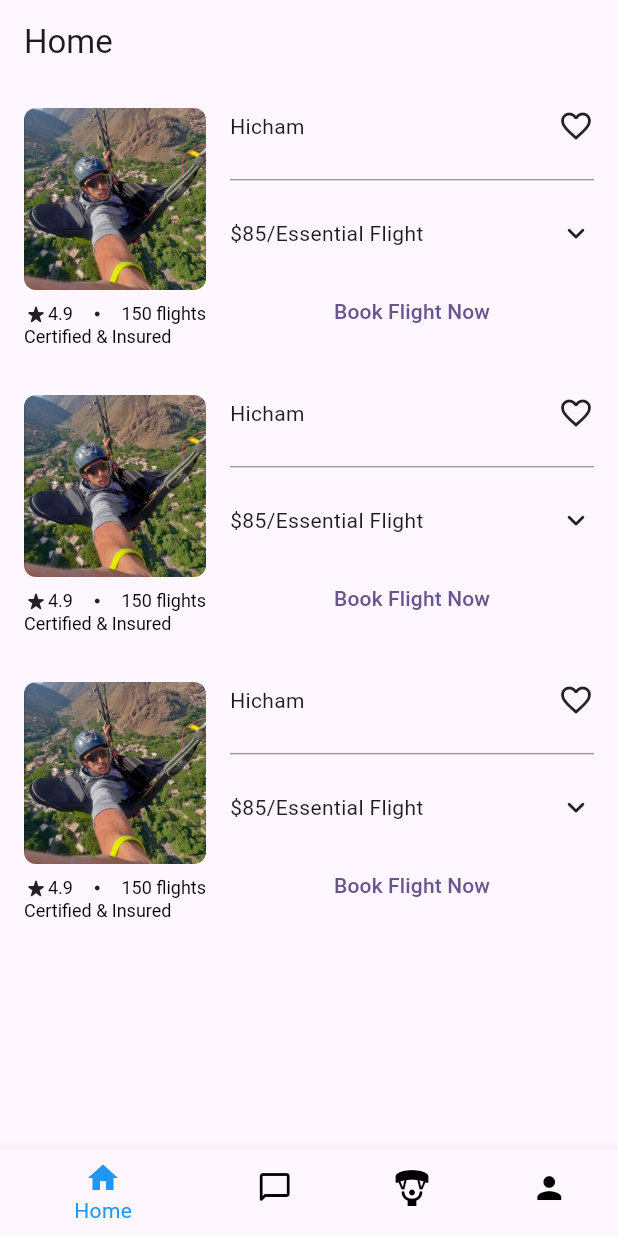
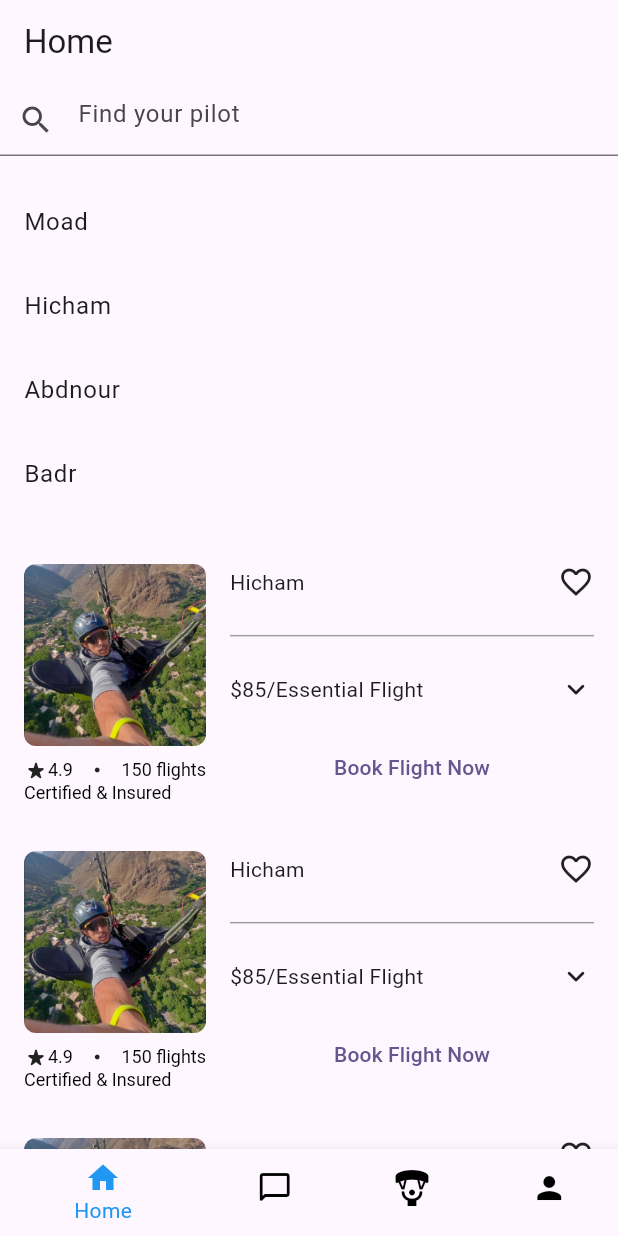
Before and after one commit to friendly-yahya/Atlas-paragliding, a Flutter app: the screen it shows after launch, on a phone screen of 412 x 824 dp. Run offline on Flutter 3.47's test engine with Material 3 defaults, Android fonts, the phone set to English and light mode, and no system bars; our stand-ins replace firebase_core; accounts and stored records are empty.

Commit message:
Add Searchbar skelly.

```diff
--- a/lib/screens/home_screen.dart
+++ b/lib/screens/home_screen.dart
@@ -1,5 +1,6 @@
 import 'package:flutter/material.dart';
 import 'package:atlas_paragliding/widgets/pilot_service_card.dart';
+import 'package:atlas_paragliding/widgets/search_list_widget.dart';
 
 
 
@@ -11,13 +12,19 @@ class HomeScreen extends StatelessWidget {
       appBar: AppBar(
         title: const Text('Home'),
       ),
-      body: Center(
+      body: Column(
+        children: [
+          const SearchListWidget(),
+          const SizedBox(height: 16,),
+          Expanded(
             child: ListView.builder(
               itemCount: 3,
               itemBuilder: (context, index) {
                 return PilotServiceCard();
               },
             ),
+          ),
+        ],
       )
     );
 
--- a/lib/theme/app_theme.dart
+++ b/lib/theme/app_theme.dart
@@ -5,6 +5,7 @@ class AppTheme {
   //COLORS
   //======================================
   static const Color backgroundColor = Color(0xFFFAFAFA);
+  static const Color searchBackgroundColor = Color(0xFFF5F5F5);
   static const Color textPrimary = Color(0xFF0A0A0A);
   static const Color textSecondary = Color(0xFF404040);
   static const Color strokeColor = Color(0xFFE5E5E5);
--- /dev/null
+++ b/lib/widgets/search_list_widget.dart
@@ -0,0 +1,76 @@
+import 'package:flutter/material.dart';
+import 'package:atlas_paragliding/theme/app_theme.dart';
+
+
+class SearchListWidget extends StatefulWidget {
+  const SearchListWidget({super.key});
+
+  @override
+  State<SearchListWidget> createState() => _SearchListWidgetState();
+
+}
+
+class _SearchListWidgetState extends State<SearchListWidget> {
+  final TextEditingController _searchController = TextEditingController();
+  List<String> _filteredItems = [];
+  final List<String> _allItems = [
+    'Moad',
+    'Hicham',
+    'Abdnour',
+    'Badr',
+  ];
+  @override
+  void initState() {
+    super.initState();
+    _filteredItems = List.from(_allItems);
+    _searchController.addListener(() {
+      setState(() {
+  _filterItems(_searchController.text);
+});
+    });
+  }
+  void _filterItems(String query) {
+    if (query.isEmpty) {
+      _filteredItems = List.from(_allItems);
+    } else {
+      _filteredItems = _allItems
+        .where((item)=>
+          item.toLowerCase().contains(query.toLowerCase()))
+        .toList();
+    }
+  }
+  @override
+  void dispose(){
+    _searchController.dispose();
+    super.dispose();
+  }
+  @override
+  Widget build(BuildContext context) {
+    return Column(
+      children: [
+        TextField(
+          controller: _searchController,
+          decoration: const InputDecoration(
+            hintText: 'Find your pilot',
+            prefixIcon: Icon(Icons.search),
+          ),
+        ),
+        const SizedBox(height: 16),
+
+        ListView.builder(
+
+          itemCount: _filteredItems.length,
+          shrinkWrap: true,
+          itemBuilder: (context, index){
+            return ListTile(
+              title: Text(_filteredItems[index]),
+            );
+          },
+        ) ,
+
+
+      ],
+    );
+
+  }
+}
```
Also changed, not shown: lib/main.dart (+14 -9 lines). Lines whose indentation alone changed are shown as unchanged.
